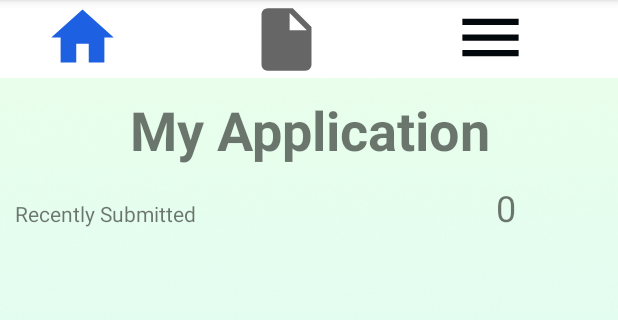
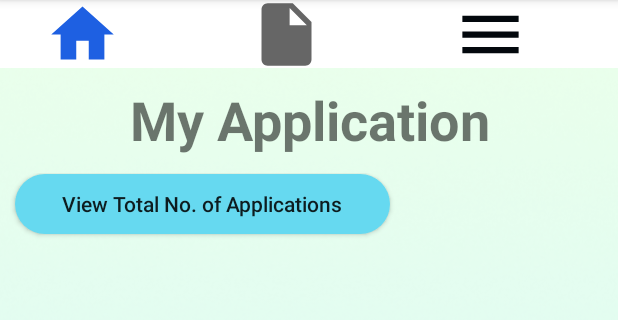
Before and after one commit to Charitha615/jobBank, an Android app: the screen it shows after launch (user_home), after a tap on an icon or button, on a phone screen of 412 x 824 dp, the part 84-404 px from its top. Run offline under Robolectric (Android 15) with nearby library versions, the phone set to English and light mode, and no system bars; our stand-ins replace Firebase (no records; nobody signed in at launch, a user with empty details on screens opened directly); libraries missing offline, so code that uses them is left out: io.paperdb; pictures from the network do not load; 1 statement that could not run was skipped.

Commit message:
Sanduni - improvements

```diff
--- a/app/src/main/java/com/example/jobbank/adapterApplications.java
+++ b/app/src/main/java/com/example/jobbank/adapterApplications.java
@@ -15,10 +15,17 @@ import com.firebase.ui.database.FirebaseRecyclerOptions;
 import com.google.firebase.database.DataSnapshot;
 
 import java.util.List;
-
 public class adapterApplications extends FirebaseRecyclerAdapter <modelApplications, adapterApplications.appViewHolder> {
 
     private RecyclerViewClickListener listener;
+    public static int totalCardsCount;
+    myApplicationFragment mf;
+
+ /*   public static RecyclerViewClickListener recyclerViewClickListener;
+
+    public void setOnRecyclerViewClickListener(RecyclerViewClickListener recyclerViewClickListener) {
+        this.recyclerViewClickListener = recyclerViewClickListener;
+    }*/
 
     public adapterApplications(@NonNull FirebaseRecyclerOptions<modelApplications> options, RecyclerViewClickListener listener) {
         super(options);
@@ -29,7 +36,9 @@ public class adapterApplications extends FirebaseRecyclerAdapter <modelApplicati
     protected void onBindViewHolder(@NonNull appViewHolder holder, int position, @NonNull modelApplications model) {
         holder.position.setText(model.getPosition());
         holder.company.setText(model.getCompany());
-    }
+        totalCardsCount = position;
+
+       }
 
     public class appViewHolder extends RecyclerView.ViewHolder implements View.OnClickListener
     {
@@ -48,7 +57,10 @@ public class adapterApplications extends FirebaseRecyclerAdapter <modelApplicati
         }
     }
 
-    public interface RecyclerViewClickListener { void onClick(View v, int position);}
+    public interface RecyclerViewClickListener {
+
+        void onClick(View v, int position);
+    }
 
     @NonNull
     @Override
@@ -57,11 +69,12 @@ public class adapterApplications extends FirebaseRecyclerAdapter <modelApplicati
         return new appViewHolder(view);
     }
 
-    @Override
+   /* @Override
     public int getItemCount() {
 
-        return super.getItemCount();
-    }
+        super.getItemCount();
+        return totalCardsCount;
+    }*/
 
 
 }
--- a/app/src/main/java/com/example/jobbank/application_update.java
+++ b/app/src/main/java/com/example/jobbank/application_update.java
@@ -23,9 +23,9 @@ public class application_update extends AppCompatActivity {
     EditText in_fName, in_id, in_email, in_phone, in_ex, in_age, in_des, in_qua;
     ImageView img_back;
     Button btn_Update, btn_Delete;
-    Test std; // create a object for call the java(Test) Class
+    //Test std; // create a object for call the java(Test) Class
     DatabaseReference dbref;
-    user_home home = new user_home();
+    //user_home home = new user_home();
     @Override
     protected void onCreate(Bundle savedInstanceState) {
         super.onCreate(savedInstanceState);
--- a/app/src/main/java/com/example/jobbank/myApplicationFragment.java
+++ b/app/src/main/java/com/example/jobbank/myApplicationFragment.java
@@ -15,6 +15,7 @@ import android.util.Log;
 import android.view.LayoutInflater;
 import android.view.View;
 import android.view.ViewGroup;
+import android.widget.Button;
 import android.widget.TextView;
 
 import com.firebase.ui.database.FirebaseRecyclerOptions;
@@ -24,6 +25,7 @@ public class myApplicationFragment extends Fragment {
 
     RecyclerView recViewApps;
     TextView noOfApps;
+    Button viewApps;
     adapterApplications adapter;
     adapterApplications.RecyclerViewClickListener listener;
     FirebaseRecyclerOptions<modelApplications> options;
@@ -84,19 +86,35 @@ public class myApplicationFragment extends Fragment {
 
         recViewApps = (RecyclerView)getView().findViewById(R.id.appRecView);
         noOfApps = (TextView) getView().findViewById(R.id.numberOfApps);
+        viewApps = (Button) getView().findViewById(R.id.view_No_Apps);
 
         LinearLayoutManager linearLayoutManager = (new LinearLayoutManager(getActivity().getApplicationContext()));
         recViewApps.setLayoutManager(linearLayoutManager);
 
         options =
                 new FirebaseRecyclerOptions.Builder<modelApplications>()
-                        .setQuery(FirebaseDatabase.getInstance().getReference().child("User_Req_Job"), modelApplications.class)
+                        .setQuery(FirebaseDatabase.getInstance().getReference().child("User_Req_Job").orderByChild("nic_number").equalTo("14444444V"), modelApplications.class)
                         .build();
 
         adapter = new adapterApplications(options,listener);
         recViewApps.setAdapter(adapter);
-        noOfApps.setText(String.valueOf(recViewApps.getAdapter().getItemCount()));
+
+
+        //com.example.jobbank.adapterApplications.totalCardsCount)
+
+        //noOfApps.setText(String.valueOf(adapter.getItemCount()));
+
+        viewApps.setOnClickListener(new View.OnClickListener() {
+            @Override
+            public void onClick(View view) {
+                noOfApps.setText(String.valueOf(com.example.jobbank.adapterApplications.totalCardsCount + 1));
+            }
+        });
     }
+
+    /*public void function(){
+        noOfApps.setText(String.valueOf(com.example.jobbank.adapterApplications.totalCardsCount));
+    }*/
 
     private void setOnClickListener() {
         listener = new adapterApplications.RecyclerViewClickListener() {
--- a/app/src/main/java/com/example/jobbank/view_applications.java
+++ b/app/src/main/java/com/example/jobbank/view_applications.java
@@ -57,7 +57,7 @@ public class view_applications extends AppCompatActivity {
 
 
         if (checkStatus(stts)){
-            btn_view.setEnabled(false);
+            btn_view.setEnabled(true);
         }
 
         img_back1.setOnClickListener(new View.OnClickListener() {
--- a/app/src/main/res/layout/activity_user_home.xml
+++ b/app/src/main/res/layout/activity_user_home.xml
@@ -9,7 +9,7 @@
 
     <LinearLayout
         android:layout_width="match_parent"
-        android:layout_height="52dp"
+        android:layout_height="45dp"
         android:background="#FFFFFF"
         android:orientation="horizontal">
 
--- a/app/src/main/res/layout/fragment_my_application.xml
+++ b/app/src/main/res/layout/fragment_my_application.xml
@@ -29,20 +29,31 @@
             android:layout_height="60dp"
             android:orientation="horizontal">
 
-            <TextView
+            <!--<TextView
                 android:id="@+id/recent"
                 android:layout_width="wrap_content"
                 android:layout_height="wrap_content"
                 android:layout_marginStart="10dp"
-                android:text="@string/RecentApplications" />
+                android:text="@string/RecentApplications" />-->
 
+            <Button
+                android:id="@+id/view_No_Apps"
+                android:layout_width="250dp"
+                android:layout_height="40dp"
+                android:text="View Total No. of Applications"
+                android:layout_marginStart="10dp"
+                android:textAllCaps="false"
+                android:background="@drawable/rounded_corners">
+
+            </Button>
             <TextView
                 android:id="@+id/numberOfApps"
                 android:layout_width="50dp"
                 android:layout_height="40dp"
-                android:layout_marginStart="200dp"
-                android:text="09"
-                android:textSize="24sp" />
+                android:layout_marginStart="60dp"
+                android:text=""
+                android:textSize="24sp"
+                android:layout_marginTop="5dp"/>
         </LinearLayout>
 
         <androidx.recyclerview.widget.RecyclerView
--- a/app/src/main/res/layout/singalcard_home.xml
+++ b/app/src/main/res/layout/singalcard_home.xml
@@ -39,7 +39,7 @@
                 android:clickable="true"
                 android:layout_marginRight="10dp"
                 android:layout_width="200dp"
-                android:textSize="20dp"
+                android:textSize="15dp"
                 android:layout_height="wrap_content"
                 android:text="@string/Company_name"
                 android:textColor="#000000"
```
Also changed, not shown: app/src/main/res/layout/activity_application_update.xml (+5 -5 lines), app/src/main/res/layout/activity_view_applications.xml (+4 -3 lines).
